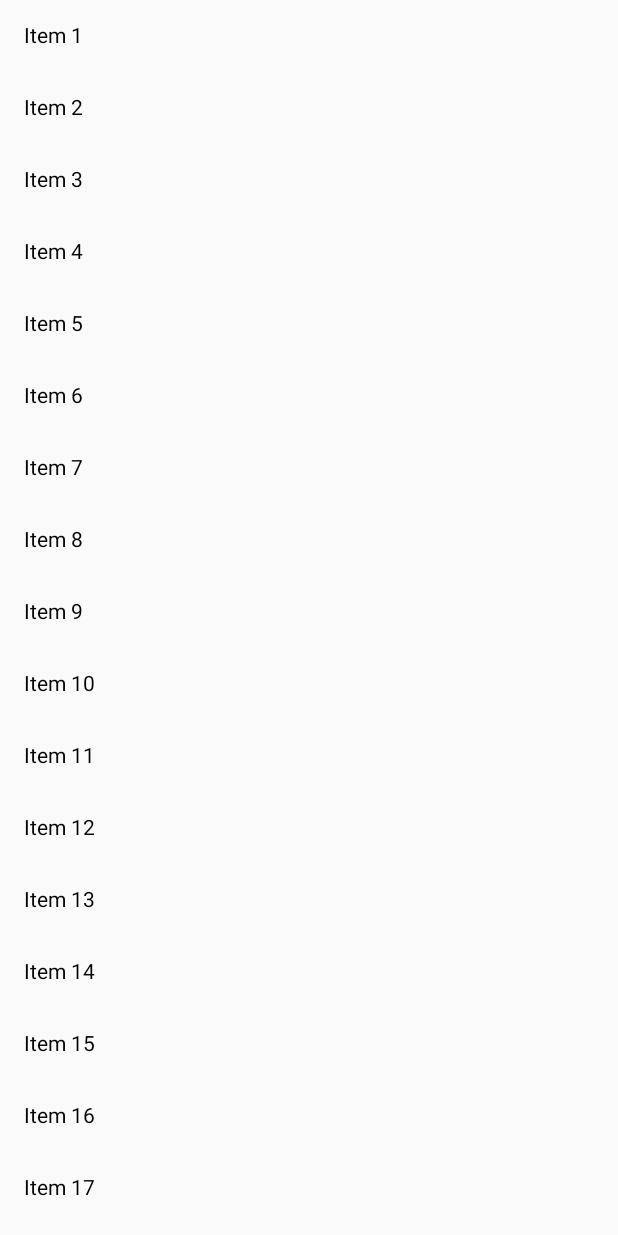
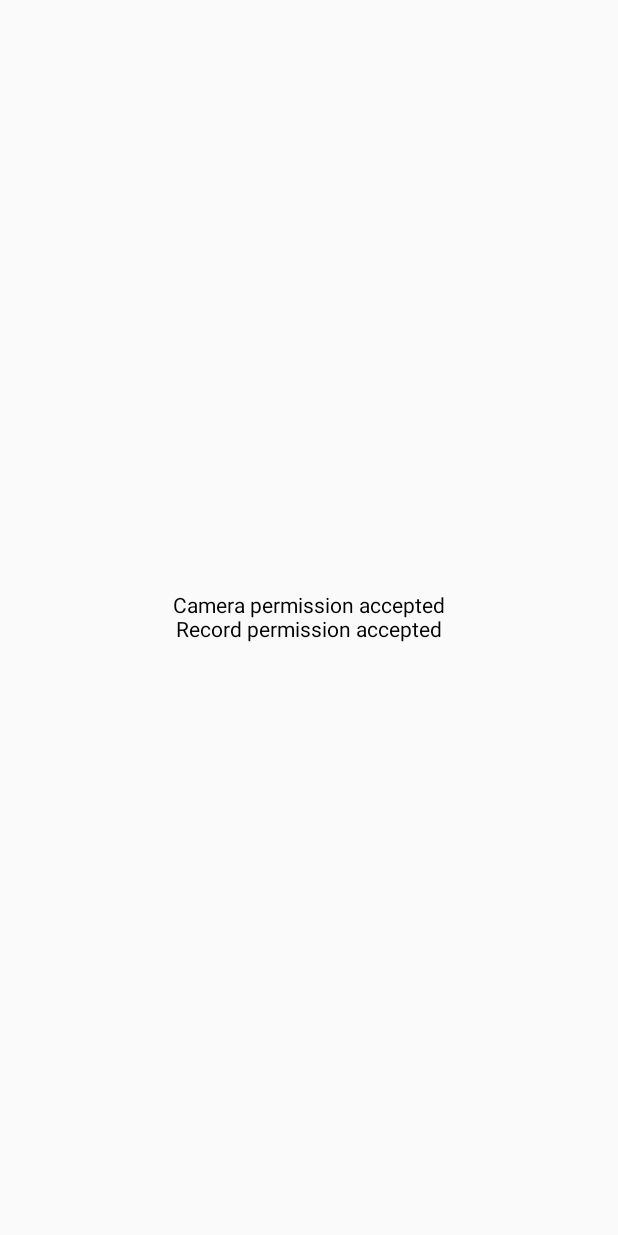
Before and after one commit to FarasatN/AppCompose, an Android app built with Jetpack Compose: the screen it shows after launch (MainActivity), on a phone screen of 412 x 824 dp. Run offline under Robolectric (Android 15) with nearby library versions, the phone set to English and light mode, and no system bars.

Commit message:
Permission Handling with Accompanist Permissions

```diff
--- a/app/build.gradle.kts
+++ b/app/build.gradle.kts
@@ -76,5 +76,5 @@ dependencies {
     implementation(libs.androidx.constraintlayout.compose)
 
     implementation(libs.androidx.navigation.compose)
-
+    implementation(libs.accompanist.permissions)
 }
--- a/app/src/main/java/com/example/appcompose/MainActivity.kt
+++ b/app/src/main/java/com/example/appcompose/MainActivity.kt
@@ -2,78 +2,28 @@ package com.example.appcompose
 
 import android.annotation.SuppressLint
 import android.os.Bundle
-import android.view.animation.OvershootInterpolator
+import android.util.Log
 import androidx.activity.ComponentActivity
 import androidx.activity.compose.setContent
-import androidx.compose.animation.Animatable
-import androidx.compose.animation.core.FastOutLinearInEasing
-import androidx.compose.animation.core.FastOutSlowInEasing
-import androidx.compose.animation.core.LinearOutSlowInEasing
-import androidx.compose.animation.core.estimateAnimationDurationMillis
-import androidx.compose.animation.core.tween
-import androidx.compose.foundation.Image
-import androidx.compose.foundation.background
-import androidx.compose.foundation.clickable
-import androidx.compose.foundation.isSystemInDarkTheme
 import androidx.compose.foundation.layout.Arrangement
-import androidx.compose.foundation.layout.Box
-import androidx.compose.foundation.layout.BoxScope
 import androidx.compose.foundation.layout.Column
-import androidx.compose.foundation.layout.Row
 import androidx.compose.foundation.layout.fillMaxSize
-import androidx.compose.foundation.layout.fillMaxWidth
-import androidx.compose.foundation.layout.height
-import androidx.compose.foundation.layout.offset
 import androidx.compose.foundation.layout.padding
-import androidx.compose.foundation.layout.size
-import androidx.compose.foundation.lazy.LazyColumn
-import androidx.compose.foundation.rememberScrollState
-import androidx.compose.foundation.verticalScroll
-import androidx.compose.material.icons.Icons
-import androidx.compose.material.icons.filled.Check
-import androidx.compose.material.icons.filled.Face
-import androidx.compose.material.icons.filled.Home
-import androidx.compose.material.icons.filled.Settings
-import androidx.compose.material3.Badge
-import androidx.compose.material3.BadgedBox
-import androidx.compose.material3.Icon
-import androidx.compose.material3.NavigationBar
-import androidx.compose.material3.NavigationBarItem
-import androidx.compose.material3.NavigationBarItemDefaults
-import androidx.compose.material3.Scaffold
-import androidx.compose.material3.Surface
 import androidx.compose.material3.Text
-import androidx.compose.runtime.Composable
-import androidx.compose.runtime.LaunchedEffect
-import androidx.compose.runtime.getValue
-import androidx.compose.runtime.mutableStateOf
-import androidx.compose.runtime.remember
-import androidx.compose.runtime.setValue
+import androidx.compose.runtime.DisposableEffect
 import androidx.compose.ui.Alignment
 import androidx.compose.ui.Modifier
-import androidx.compose.ui.draw.scale
-import androidx.compose.ui.graphics.Color
-import androidx.compose.ui.graphics.ColorFilter
-import androidx.compose.ui.layout.ContentScale
-import androidx.compose.ui.res.painterResource
-import androidx.compose.ui.text.TextStyle
-import androidx.compose.ui.text.font.FontFamily
-import androidx.compose.ui.text.font.FontStyle
-import androidx.compose.ui.text.font.FontVariation
-import androidx.compose.ui.text.font.FontWeight
-import androidx.compose.ui.text.style.TextAlign
 import androidx.compose.ui.unit.dp
-import androidx.compose.ui.unit.sp
-import androidx.navigation.NavController
-import androidx.navigation.NavHostController
-import androidx.navigation.compose.NavHost
-import androidx.navigation.compose.composable
-import androidx.navigation.compose.currentBackStackEntryAsState
-import androidx.navigation.compose.rememberNavController
-import kotlinx.coroutines.delay
-import kotlinx.coroutines.selects.select
+import androidx.lifecycle.Lifecycle
+import androidx.lifecycle.LifecycleEventObserver
+import androidx.lifecycle.compose.LocalLifecycleOwner
+import com.google.accompanist.permissions.ExperimentalPermissionsApi
+import com.google.accompanist.permissions.isGranted
+import com.google.accompanist.permissions.rememberMultiplePermissionsState
+import com.google.accompanist.permissions.shouldShowRationale
 
 class MainActivity : ComponentActivity() {
+    @OptIn(ExperimentalPermissionsApi::class)
     @SuppressLint("UnusedMaterial3ScaffoldPaddingParameter")
     override fun onCreate(savedInstanceState: Bundle?) {
         super.onCreate(savedInstanceState)
@@ -539,44 +489,166 @@ class MainActivity : ComponentActivity() {
 //        }
 
 
+//        setContent {
+////            MultiLayerParallaxScreen()
+//            var items by remember {
+//                mutableStateOf(
+//                    (1..20).map {
+//                        ListItem(
+//                            title = "Item $it",
+//                            isSelected = false
+//                        )
+//                    })
+//            }
+//
+////            items.filter { it.isSelected } //if you wanna selected items
+//            LazyColumn(modifier = Modifier.fillMaxSize()){
+//                    items(items.size){i ->
+//                        Row(
+//                            modifier = Modifier
+//                                .fillMaxWidth()
+//                                .clickable {
+//                                    items = items.mapIndexed{ j, item ->
+//                                        if(i==j){
+//                                            item.copy(isSelected = !item.isSelected)
+//                                        }else item
+//                                    }
+//                                }
+//                                .padding(16.dp),
+//                            horizontalArrangement = Arrangement.SpaceBetween,
+//                            verticalAlignment = Alignment.CenterVertically
+//                        ){
+//                            Text(text = items[i].title)
+//                            if(items[i].isSelected){
+//                                Icon(imageVector = Icons.Default.Check, contentDescription = "Selected", tint = Color.Green, modifier = Modifier.size(20.dp))
+//                            }
+//                        }
+//                    }
+//            }
+
+
+        //Permission
         setContent {
-//            MultiLayerParallaxScreen()
-            var items by remember {
-                mutableStateOf(
-                    (1..20).map {
-                        ListItem(
-                            title = "Item $it",
-                            isSelected = false
-                        )
-                    })
-            }
-
-//            items.filter { it.isSelected } //if you wanna selected items
-            LazyColumn(modifier = Modifier.fillMaxSize()){
-                    items(items.size){i ->
-                        Row(
-                            modifier = Modifier
-                                .fillMaxWidth()
-                                .clickable {
-                                    items = items.mapIndexed{ j, item ->
-                                        if(i==j){
-                                            item.copy(isSelected = !item.isSelected)
-                                        }else item
-                                    }
+//            MultiplePermissionsHandler()
+
+            val permissionsState = rememberMultiplePermissionsState(
+                permissions = listOf(
+                    android.Manifest.permission.CAMERA,
+                    android.Manifest.permission.RECORD_AUDIO
+                )
+            )
+            val lifecycleOwner = LocalLifecycleOwner.current
+            DisposableEffect(
+                key1 = lifecycleOwner,
+                effect = {
+                    val observer = LifecycleEventObserver { _, event ->
+                        if (event == Lifecycle.Event.ON_RESUME) {
+                            permissionsState.launchMultiplePermissionRequest()
+                        }
+                    }
+                    lifecycleOwner.lifecycle.addObserver(observer)
+                    onDispose {
+                        lifecycleOwner.lifecycle.removeObserver(observer)
+                    }
+                }
+
+            )
+            Column(
+                modifier = Modifier
+                    .fillMaxSize()
+                    .padding(16.dp),
+                verticalArrangement = Arrangement.Center,
+                horizontalAlignment = Alignment.CenterHorizontally
+            ) {
+                permissionsState.permissions.forEach { perm ->
+                    when (perm.permission) {
+                        android.Manifest.permission.CAMERA -> {
+                            when {
+                                perm.status.isGranted -> {
+                                    Log.d("P", "PERMISSION GRANTED")
+                                    Text("Camera permission accepted")
+
                                 }
-                                .padding(16.dp),
-                            horizontalArrangement = Arrangement.SpaceBetween,
-                            verticalAlignment = Alignment.CenterVertically
-                        ){
-                            Text(text = items[i].title)
-                            if(items[i].isSelected){
-                                Icon(imageVector = Icons.Default.Check, contentDescription = "Selected", tint = Color.Green, modifier = Modifier.size(20.dp))
+
+                                perm.status.shouldShowRationale -> {
+                                    Log.d("P", "PERMISSION NEEDED")
+                                    Text("Camera permission is needed to access camera")
+                                }
+
+                                !perm.isPermanentlyDenied() -> {
+                                    Log.d("P", "PERMISSION DENIED")
+                                    Text("Camera permission was permanently denied.You can enable it in app settings.")
+                                }
+                            }
+                        }
+
+                        android.Manifest.permission.RECORD_AUDIO -> {
+                            when {
+                                perm.status.isGranted -> {
+                                    Log.d("P", "PERMISSION GRANTED")
+                                    Text("Record permission accepted")
+
+                                }
+
+                                perm.status.shouldShowRationale -> {
+                                    Log.d("P", "PERMISSION NEEDED")
+                                    Text("Record permission is needed to access camera")
+                                }
+
+                                !perm.isPermanentlyDenied() -> {
+                                    Log.d("P", "PERMISSION DENIED")
+                                    Text("Record permission was permanently denied.You can enable it in app settings.")
+                                }
                             }
                         }
                     }
+                }
             }
+
+        }
+
     }
-}
+
+    //Permission Handling
+//    @OptIn(ExperimentalPermissionsApi::class)
+//    @Composable
+//    fun MultiplePermissionsHandler() {
+//        val permissionsState = rememberMultiplePermissionsState(
+//            listOf(
+//                android.Manifest.permission.CAMERA,
+//                android.Manifest.permission.RECORD_AUDIO
+//            )
+//        )
+//
+//        Column(
+//            modifier = Modifier
+//                .fillMaxSize()
+//                .padding(16.dp),
+//            verticalArrangement = Arrangement.Center,
+//            horizontalAlignment = Alignment.CenterHorizontally
+//        ) {
+//            when {
+//                permissionsState.allPermissionsGranted -> {
+//                    Text("All permissions granted!")
+//                }
+//                permissionsState.shouldShowRationale -> {
+//                    Text("Permissions are needed to proceed.")
+//                    Spacer(modifier = Modifier.height(8.dp))
+//                    Button(onClick = { permissionsState.launchMultiplePermissionRequest() }) {
+//                        Text("Grant Permissions")
+//                    }
+//                }
+//                else -> {
+//                    Text("Permissions not granted. Please enable them in settings.")
+//                    Spacer(modifier = Modifier.height(8.dp))
+//                    Button(onClick = { permissionsState.launchMultiplePermissionRequest() }) {
+//                        Text("Request Permissions")
+//                    }
+//                }
+//            }
+//        }
+//    }
+
 
 //Mutli Select
 
--- a/gradle/libs.versions.toml
+++ b/gradle/libs.versions.toml
@@ -1,4 +1,5 @@
 [versions]
+accompanistPermissions = "0.31.1-alpha"
 agp = "8.5.2"
 constraintlayoutCompose = "1.0.1"
 kotlin = "1.9.0"
@@ -12,6 +13,7 @@ composeBom = "2024.04.01"
 navigationCompose = "2.8.5"
 
 [libraries]
+accompanist-permissions = { module = "com.google.accompanist:accompanist-permissions", version.ref = "accompanistPermissions" }
 androidx-constraintlayout-compose = { module = "androidx.constraintlayout:constraintlayout-compose", version.ref = "constraintlayoutCompose" }
 androidx-core-ktx = { group = "androidx.core", name = "core-ktx", version.ref = "coreKtx" }
 androidx-navigation-compose = { module = "androidx.navigation:navigation-compose", version.ref = "navigationCompose" }
```
Also changed, not shown: app/src/main/AndroidManifest.xml (+8 -0 lines), app/src/main/java/com/example/appcompose/PermissionStateExt.kt (added, +12 -0 lines).
